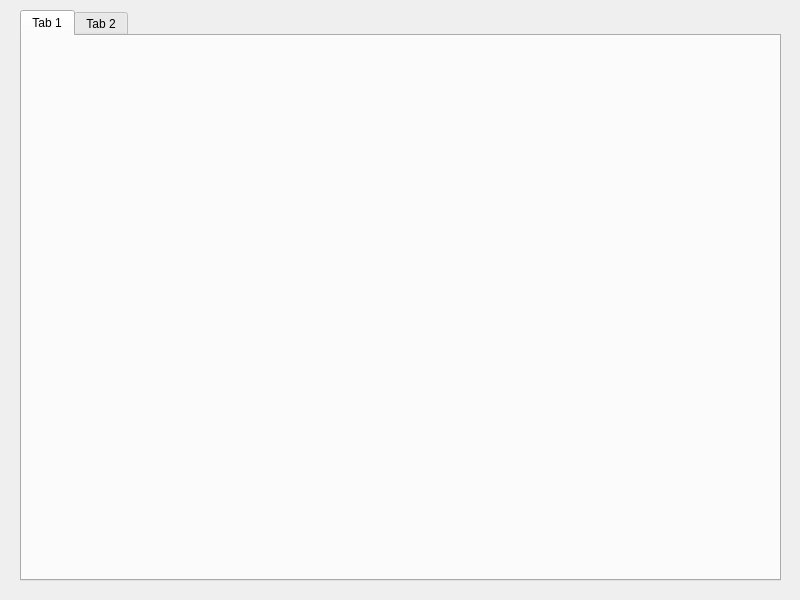
Old version of the form IoTQtClient/mainwidget.ui in the repository GunwooYun/Qt_Examples.
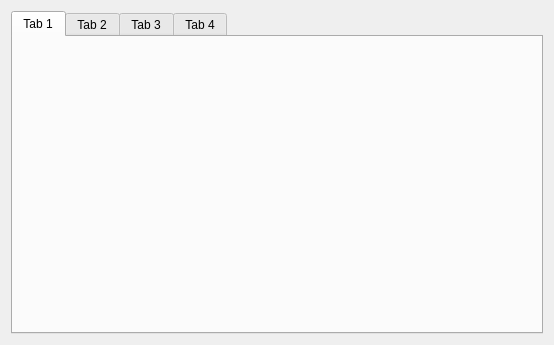
New version of the form. The open tabs and pages were chosen to show the change.

The edit to the form file:
```diff
--- a/IoTQtClient/mainwidget.ui
+++ b/IoTQtClient/mainwidget.ui
@@ -6,21 +6,18 @@
    <rect>
     <x>0</x>
     <y>0</y>
-    <width>800</width>
-    <height>600</height>
+    <width>554</width>
+    <height>345</height>
    </rect>
   </property>
   <property name="windowTitle">
    <string>MainWidget</string>
   </property>
+  <layout class="QVBoxLayout" name="verticalLayout">
+   <item>
   <widget class="QTabWidget" name="tabWidget">
-   <property name="geometry">
-    <rect>
-     <x>20</x>
-     <y>10</y>
-     <width>761</width>
-     <height>571</height>
-    </rect>
+     <property name="currentIndex">
+      <number>3</number>
    </property>
    <widget class="QWidget" name="pTab1">
     <attribute name="title">
@@ -32,7 +29,19 @@
      <string>Tab 2</string>
     </attribute>
    </widget>
-  </widget>
+     <widget class="QWidget" name="pTab3">
+      <attribute name="title">
+       <string>Tab 3</string>
+      </attribute>
+     </widget>
+     <widget class="QWidget" name="pTab4">
+      <attribute name="title">
+       <string>Tab 4</string>
+      </attribute>
+     </widget>
+    </widget>
+   </item>
+  </layout>
  </widget>
  <resources/>
  <connections/>
```
Lines whose indentation alone changed are shown as unchanged.
